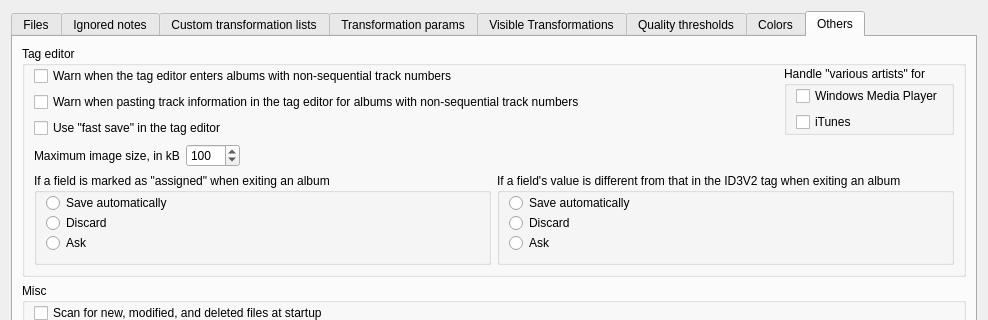
Before: the Qt Designer form mp3diags/src/Config.ui in frispete/mp3diags, drawn with Qt 5; both pictures show x 0 to 988 and y 0 to 320 of the 988 by 670 pixel window.
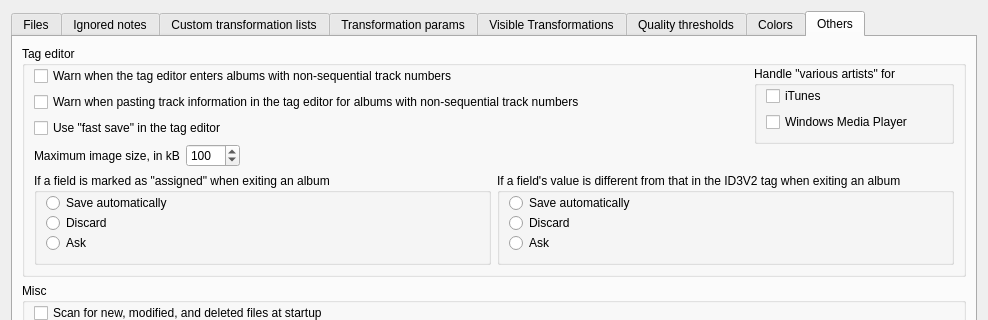
After: the same form once the commit is applied. The open tabs and pages were chosen to show the change. Icons and pictures are not drawn.

Diff of the .ui file:
```diff
--- a/mp3diags/src/Config.ui
+++ b/mp3diags/src/Config.ui
@@ -2325,34 +2325,60 @@
              </item>
              <item>
               <layout class="QVBoxLayout" >
+               <property name="spacing" >
+                <number>0</number>
+               </property>
                <item>
                 <widget class="QGroupBox" name="m_pVarArtistsGrp" >
+                 <property name="minimumSize" >
+                  <size>
+                   <width>200</width>
+                   <height>70</height>
+                  </size>
+                 </property>
                  <property name="title" >
                   <string>Handle "various artists" for</string>
                  </property>
-                 <layout class="QVBoxLayout" >
+                 <layout class="QHBoxLayout" >
                   <property name="topMargin" >
                    <number>0</number>
                   </property>
                   <property name="rightMargin" >
                    <number>0</number>
                   </property>
-                  <property name="bottomMargin" >
-                   <number>0</number>
-                  </property>
                   <item>
-                   <widget class="QCheckBox" name="m_pWmpCkB" >
-                    <property name="text" >
-                     <string>Windows Media Player</string>
-                    </property>
-                   </widget>
+                   <layout class="QVBoxLayout" >
+                    <item>
+                     <widget class="QCheckBox" name="m_pItunesCkB" >
+                      <property name="text" >
+                       <string>iTunes</string>
+                      </property>
+                     </widget>
+                    </item>
+                    <item>
+                     <widget class="QCheckBox" name="m_pWmpCkB" >
+                      <property name="text" >
+                       <string>Windows Media Player</string>
+                      </property>
+                     </widget>
+                    </item>
+                   </layout>
                   </item>
                   <item>
-                   <widget class="QCheckBox" name="m_pItunesCkB" >
-                    <property name="text" >
-                     <string>iTunes</string>
+                   <spacer>
+                    <property name="orientation" >
+                     <enum>Qt::Horizontal</enum>
                     </property>
-                   </widget>
+                    <property name="sizeType" >
+                     <enum>QSizePolicy::Minimum</enum>
+                    </property>
+                    <property name="sizeHint" >
+                     <size>
+                      <width>30</width>
+                      <height>20</height>
+                     </size>
+                    </property>
+                   </spacer>
                   </item>
                  </layout>
                 </widget>
```
